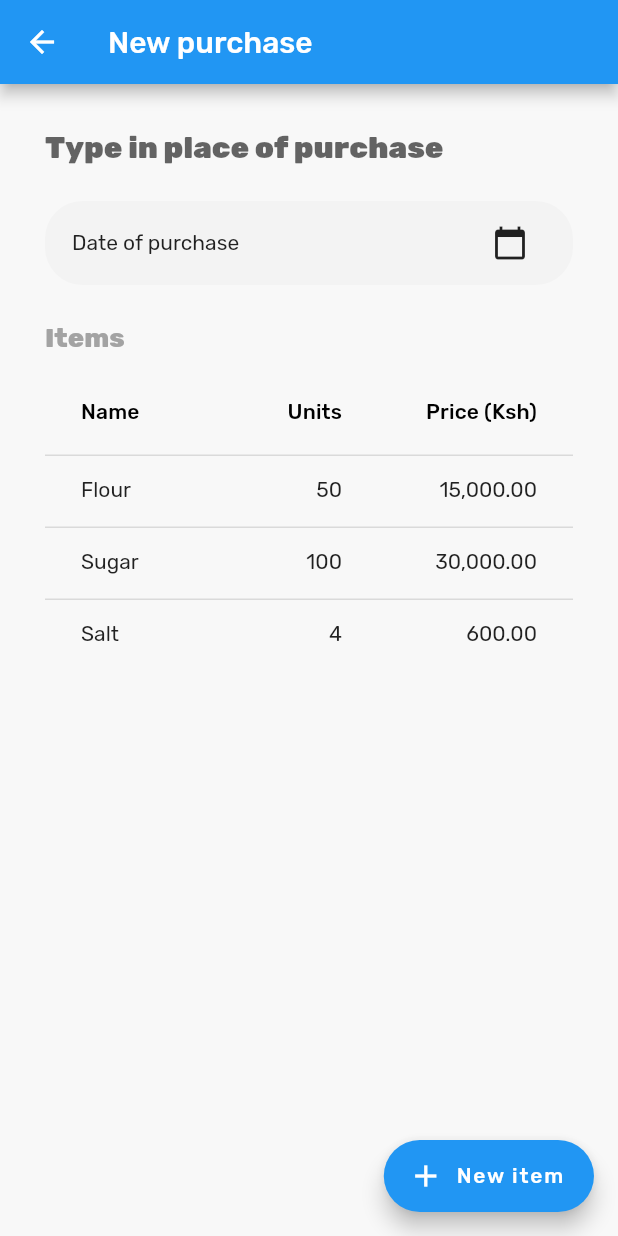
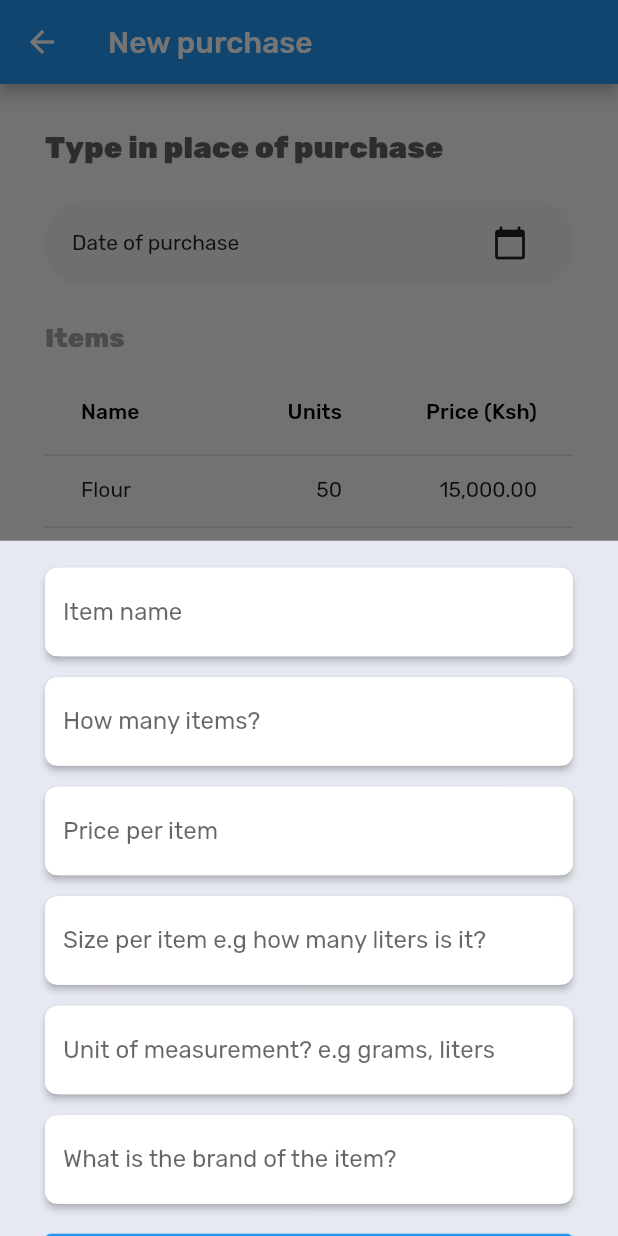
Before and after one commit to sanjeevbishnoi/shilingi, a Flutter app: the NewPurchasePage screen opened by its route, after a tap on "New item", on a phone screen of 412 x 824 dp. Run offline on Flutter 3.47's test engine with Material 2 defaults, Android fonts, the phone set to English and light mode, and no system bars; our stand-ins replace flutter_datetime_picker, google_fonts; generated files the repository leaves out were written again.

Commit message:
new item modal setup

```diff
--- a/app-flutter/lib/src/components/components.dart
+++ b/app-flutter/lib/src/components/components.dart
@@ -1,3 +1,5 @@
 export './purchase_item.dart';
 export './purchase.dart';
 export './text.dart';
+export './new_item.dart';
+export './text_field.dart';
--- /dev/null
+++ b/app-flutter/lib/src/components/new_item.dart
@@ -0,0 +1,125 @@
+import 'package:flutter/material.dart';
+
+import './text_field.dart';
+import '../models/model.dart';
+
+class NewItemModalSheet extends StatefulWidget {
+  final void Function(PurchaseItem) addItem;
+
+  const NewItemModalSheet({Key? key, required this.addItem}) : super(key: key);
+
+  @override
+  State createState() => _NewItemFormWidget();
+}
+
+class _NewItemFormWidget extends State<NewItemModalSheet> {
+  final _formKey = GlobalKey<FormState>();
+  final Map<String, TextEditingController> data = {};
+
+  _NewItemFormWidget();
+
+  @override
+  Widget build(BuildContext context) {
+    return SingleChildScrollView(
+      child: Container(
+        decoration: const BoxDecoration(
+          color: Color(0xFFE7E9F2),
+        ),
+        child: Padding(
+          padding: const EdgeInsets.symmetric(vertical: 18.0, horizontal: 30.0),
+          child: Form(
+            key: _formKey,
+            child: Column(
+              crossAxisAlignment: CrossAxisAlignment.start,
+              children: [
+                CustomTextFormField(
+                  fieldName: "itemName",
+                  labelText: 'Item name',
+                  validator: requiredValidatorWithMessage(
+                      'The name of the item is required'),
+                  data: data,
+                ),
+                const SizedBox(height: 14.0),
+                CustomTextFormField(
+                  fieldName: "units",
+                  labelText: 'How many items?',
+                  keyboardType: TextInputType.number,
+                  validator: (value) {
+                    if (value == null || value.isEmpty) {
+                      return _itemName != null && !_itemName!.isEmpty
+                          ? 'How many units of $_itemName did you get?'
+                          : 'Specify the number of items you bought';
+                    }
+                  },
+                  data: data,
+                ),
+                const SizedBox(height: 14.0),
+                CustomTextFormField(
+                  fieldName: "pricePerUnit",
+                  labelText: 'Price per item',
+                  keyboardType: TextInputType.number,
+                  validator: requiredValidatorWithMessage(
+                      'What is the price for each item?'),
+                  data: data,
+                ),
+                const SizedBox(height: 14.0),
+                CustomTextFormField(
+                  fieldName: "quantity",
+                  labelText: 'Size per item e.g how many liters is it?',
+                  keyboardType: TextInputType.number,
+                  data: data,
+                ),
+                const SizedBox(height: 14.0),
+                CustomTextFormField(
+                  fieldName: "quantityType",
+                  labelText: 'Unit of measurement? e.g grams, liters',
+                  data: data,
+                  validator:
+                      requiredValidatorWithMessage('E.g liters, kgs, grams'),
+                ),
+                const SizedBox(height: 14.0),
+                CustomTextFormField(
+                  fieldName: 'brand',
+                  labelText: 'What is the brand of the item?',
+                  data: data,
+                ),
+                const SizedBox(height: 14.0),
+                ConstrainedBox(
+                  constraints: const BoxConstraints(minWidth: double.infinity),
+                  child: ElevatedButton(
+                      onPressed: () {
+                        _submit(context);
+                      },
+                      child: const Text('Add')),
+                ),
+              ],
+            ),
+          ),
+        ),
+      ),
+    );
+  }
+
+  _submit(BuildContext context) {
+    if (_formKey.currentState!.validate()) {
+      _formKey.currentState!.save();
+      for (var v in data.entries) {}
+    }
+  }
+
+  // Check whether item name has been provided and return it
+  String? get _itemName {
+    if (data.containsKey('itemName')) {
+      return data['itemName']!.text;
+    }
+    return null;
+  }
+
+  @override
+  void dispose() {
+    super.dispose();
+    for (var c in data.values) {
+      c.dispose();
+    }
+  }
+}
--- /dev/null
+++ b/app-flutter/lib/src/components/text_field.dart
@@ -0,0 +1,64 @@
+import 'package:flutter/material.dart';
+
+typedef Validator = String? Function(String?);
+
+class CustomTextFormField extends StatelessWidget {
+  final String labelText;
+  final TextInputType? keyboardType;
+  final Validator? validator;
+  final String fieldName;
+  TextEditingController? _controller;
+
+  CustomTextFormField(
+      {Key? key,
+      required this.labelText,
+      this.keyboardType,
+      this.validator,
+      required this.fieldName,
+      Map<String, TextEditingController>? data})
+      : super(key: key) {
+    _controller = TextEditingController();
+    if (data != null) {
+      data[fieldName] = _controller!;
+    }
+  }
+
+  @override
+  Widget build(BuildContext context) {
+    return Material(
+      elevation: 2,
+      borderRadius: BorderRadius.circular(8.0),
+      color: Colors.white,
+      child: TextFormField(
+        keyboardType: keyboardType,
+        validator: validator,
+        controller: _controller,
+        decoration: InputDecoration(
+          filled: true,
+          fillColor: Colors.white,
+          border: UnderlineInputBorder(
+            borderSide: BorderSide.none,
+            borderRadius: BorderRadius.circular(10.0),
+          ),
+          labelText: labelText,
+        ),
+      ),
+    );
+  }
+}
+
+String? requiredValidator(String? value) {
+  if (value == null || value.isEmpty) {
+    return 'This field is required';
+  }
+  return null;
+}
+
+Validator requiredValidatorWithMessage(String message) {
+  return (value) {
+    if (value == null || value.isEmpty) {
+      return message;
+    }
+    return null;
+  };
+}
--- a/app-flutter/lib/src/models/model.dart
+++ b/app-flutter/lib/src/models/model.dart
@@ -1,3 +1,8 @@
+import 'package:json_annotation/json_annotation.dart';
+
+part 'model.g.dart';
+
+@JsonSerializable()
 class PurchaseItem {
   final double quantity;
   final String quantityType;
@@ -15,12 +20,22 @@ class PurchaseItem {
       required this.item});
 
   double get total => units * pricePerUnit;
+
+  Map<String, dynamic> toJson() => _$PurchaseItemToJson(this);
+
+  factory PurchaseItem.fromJson(Map<String, dynamic> json) =>
+      _$PurchaseItemFromJson(json);
 }
 
+@JsonSerializable()
 class Item {
   final String name;
 
   const Item({required this.name});
+
+  Map<String, dynamic> toJson() => _$ItemToJson(this);
+
+  factory Item.fromJson(Map<String, dynamic> json) => _$ItemFromJson(json);
 }
 
 class Purchase {
--- a/app-flutter/lib/src/pages/new_purchase.dart
+++ b/app-flutter/lib/src/pages/new_purchase.dart
@@ -5,6 +5,7 @@ import 'package:flutter_datetime_picker/flutter_datetime_picker.dart';
 import 'package:intl/intl.dart';
 
 import '../models/model.dart';
+import '../components/components.dart';
 
 var f = NumberFormat('#,##0.00', 'en_US');
 
@@ -18,25 +19,41 @@ class NewPurchasePage extends StatefulWidget {
 class _NewPurchasePageState extends State<NewPurchasePage> {
   @override
   Widget build(BuildContext context) {
+    var state = _BodyState();
     return Scaffold(
       appBar: AppBar(title: const Text('New purchase')),
       backgroundColor: const Color(0xFFF8F8F8),
-      body: _Body(),
+      body: _Body(state: state),
       floatingActionButton: FloatingActionButton.extended(
           icon: const Icon(Icons.add),
-          label: Text('New item'),
-          onPressed: () {}),
+          label: const Text('New item'),
+          onPressed: () {
+            showModalBottomSheet(
+                context: context,
+                builder: (context) {
+                  return NewItemModalSheet(
+                    addItem: (item) {
+                      state.addItem(item);
+                    },
+                  );
+                });
+          }),
     );
   }
 }
 
 class _Body extends StatefulWidget {
+  final _BodyState state;
+
+  const _Body({required this.state});
+
   @override
-  State createState() => _BodyState();
+  State createState() => state;
 }
 
 class _BodyState extends State<_Body> {
   DateTime? _date;
+  final List<PurchaseItem> _items = [];
 
   @override
   Widget build(BuildContext context) {
@@ -123,6 +140,12 @@ class _BodyState extends State<_Body> {
       });
     });
   }
+
+  void addItem(PurchaseItem item) {
+    setState(() {
+      _items.add(item);
+    });
+  }
 }
 
 class _Items extends StatelessWidget {
--- a/app-flutter/pubspec.yaml
+++ b/app-flutter/pubspec.yaml
@@ -37,6 +37,7 @@ dependencies:
   google_fonts: ^2.2.0
   intl: ^0.17.0
   flutter_datetime_picker: ^1.5.1
+  json_annotation: ^4.4.0
 
 dev_dependencies:
   flutter_test:
@@ -48,6 +49,8 @@ dev_dependencies:
   # package. See that file for information about deactivating specific lint
   # rules and activating additional ones.
   flutter_lints: ^1.0.0
+  build_runner: ^2.1.7
+  json_serializable: ^6.1.4
 
 # For information on the generic Dart part of this file, see the
 # following page: https://dart.dev/tools/pub/pubspec
```
Also changed, not shown: app-flutter/pubspec.lock.
